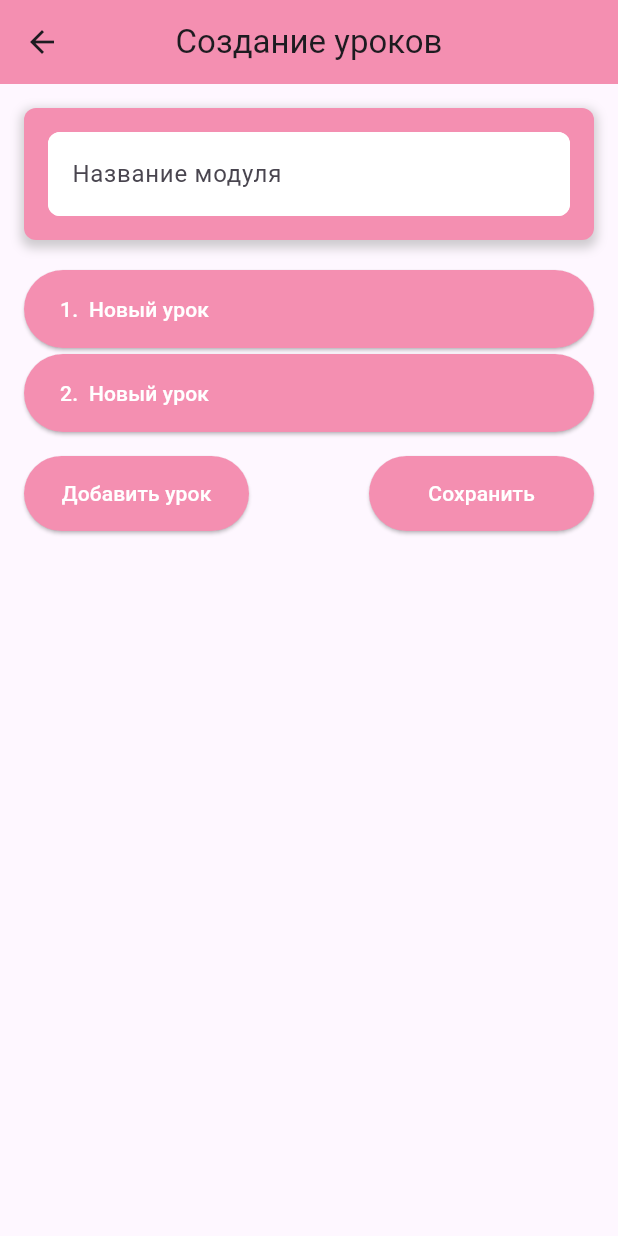
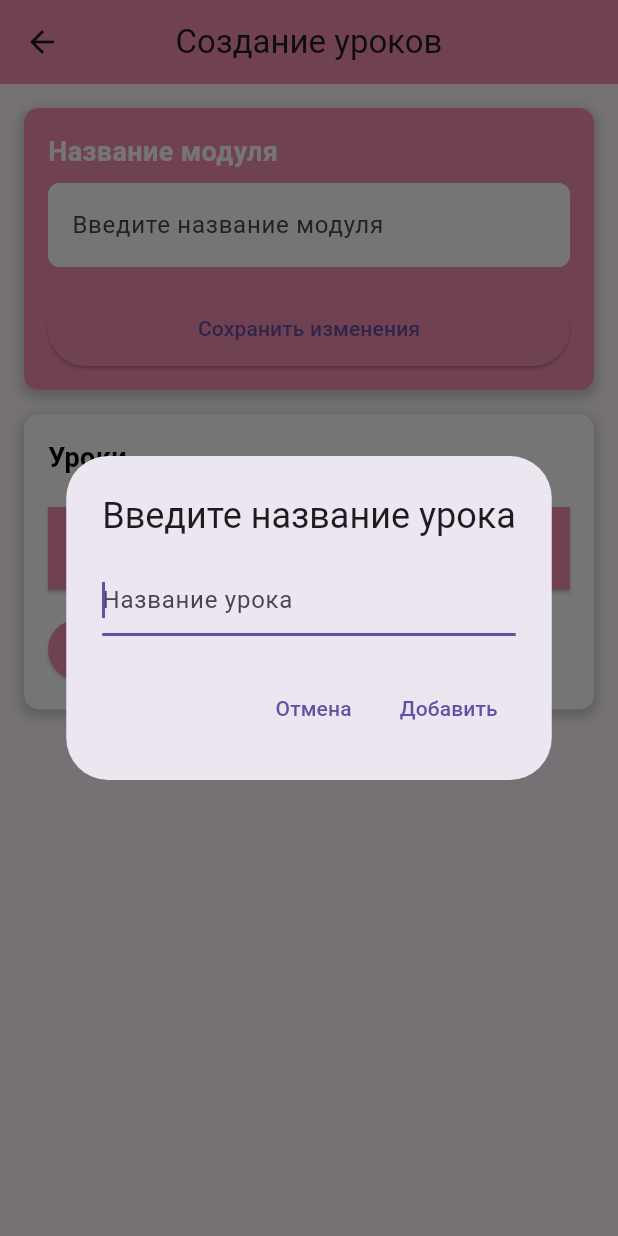
Before and after one commit to bosonhiiggs/MT-Client, a Flutter app: the CreateLessonPage screen opened directly with empty values, after a tap on "Добавить урок", on a phone screen of 412 x 824 dp. Run offline on Flutter 3.47's test engine with Material 3 defaults, Android fonts, the phone set to English and light mode, and no system bars; our stand-ins replace file_picker, image_picker, shared_preferences, video_player; missing offline and left inert: appmetrica_plugin; accounts and stored records are empty.

Commit message:
delete lessons

```diff
--- a/lib/create_courses/create_lessons.dart
+++ b/lib/create_courses/create_lessons.dart
@@ -2,8 +2,6 @@ import 'dart:convert';
 import 'package:flutter/material.dart';
 import 'package:http/http.dart' as http;
 import 'package:shared_preferences/shared_preferences.dart';
-import 'create_lessons_filling.dart';
-import 'create_course_moduels.dart';
 
 class CreateLessonPage extends StatefulWidget {
   final String courseSlug;
@@ -29,7 +27,7 @@ class CreateLessonPage extends StatefulWidget {
 class _CreateLessonPageState extends State<CreateLessonPage> {
   late String _moduleName;
   late TextEditingController _moduleNameController;
-  List<String> _lessons = [];
+  List<Map<String, String>> _lessons = []; // Changed to hold a map with ID and title
 
   String? _sessionId;
   String? _csrfToken;
@@ -39,8 +37,8 @@ class _CreateLessonPageState extends State<CreateLessonPage> {
     super.initState();
     _moduleName = widget.moduleName;
     _moduleNameController = TextEditingController(text: _moduleName);
-    _lessons.add('1. Новый урок');
-    _loadPreferences();  // Load CSRF and session ID
+    _loadPreferences();
+    _loadLessons(); // Load lessons from server or other source
   }
 
   Future<void> _loadPreferences() async {
@@ -51,9 +49,22 @@ class _CreateLessonPageState extends State<CreateLessonPage> {
     });
   }
 
-  Future<bool> _updateModuleTitle(String newTitle) async {
+  Future<void> _loadLessons() async {
+    // Load lessons from your server
+    // Dummy data
+    setState(() {
+      _lessons = [
+        {'id': '1', 'title': 'Новый урок'},
+      ];
+    });
+  }
+
+  Future<void> _updateModuleTitle(String newTitle) async {
     final url = 'http://80.90.187.60:8001/api/mycreations/create/${widget.courseSlug}/modules/${widget.moduleId}';
     final msgJson = json.encode({'title': newTitle});
+
+    print('Updating module title with URL: $url');
+    print('Request body: $msgJson');
 
     final response = await http.patch(
       Uri.parse(url),
@@ -67,13 +78,115 @@ class _CreateLessonPageState extends State<CreateLessonPage> {
 
     final rawData = utf8.decode(response.bodyBytes);
     if (response.statusCode == 200) {
-      print('Название модуля успешно обновлено');
+      print('Module title successfully updated');
+    } else {
+      print('Error updating module title: ${response.statusCode}');
+      print('Response body: $rawData');
+    }
+  }
+
+  Future<void> _saveLessonId(String lessonId) async {
+    SharedPreferences prefs = await SharedPreferences.getInstance();
+    await prefs.setString('lessonId', lessonId);
+  }
+
+  Future<void> _createLesson(String lessonTitle) async {
+    final url = 'http://80.90.187.60:8001/api/mycreations/create/${widget.courseSlug}/modules/${widget.moduleId}';
+    final msgJson = json.encode({'title': lessonTitle});
+
+    print('Creating lesson with URL: $url');
+    print('Request body: $msgJson');
+
+    final response = await http.post(
+      Uri.parse(url),
+      headers: {
+        'Content-Type': 'application/json',
+        'Cookie': 'sessionid=$_sessionId; csrftoken=$_csrfToken',
+        'X-CSRFToken': _csrfToken!,
+      },
+      body: msgJson,
+    );
+
+    final rawData = utf8.decode(response.bodyBytes);
+    print('Raw response data: $rawData');
+
+    if (response.statusCode == 201) {
+      try {
+        final data = json.decode(rawData);
+        final lessonId = data['id'].toString(); // Получаем ID урока из ответа
+        print('Lesson successfully created with ID: $lessonId');
+        await _saveLessonId(lessonId); // Сохраняем ID урока
+
+        setState(() {
+          _lessons.add({'id': lessonId, 'title': lessonTitle});
+        });
+      } catch (e) {
+        print('Error decoding JSON: $e');
+      }
+    } else {
+      print('Error creating lesson: ${response.statusCode}');
+      print('Response body: $rawData');
+    }
+  }
+
+  Future<bool> _deleteLesson(String lessonId, int index) async {
+    final url = 'http://80.90.187.60:8001/api/mycreations/create/${widget.courseSlug}/modules/${widget.moduleId}/$lessonId/';
+
+    print('Deleting lesson with URL: $url');
+
+    final response = await http.delete(
+      Uri.parse(url),
+      headers: {
+        'Content-Type': 'application/json',
+        'Cookie': 'sessionid=$_sessionId; csrftoken=$_csrfToken',
+        'X-CSRFToken': _csrfToken!,
+      },
+    );
+
+    if (response.statusCode == 204) {
+      print('Lesson successfully deleted');
       return true;
     } else {
-      print('Ошибка при обновлении названия модуля: ${response.statusCode}');
-      print('Тело ответа: $rawData');
+      print('Error deleting lesson: ${response.statusCode}');
+      print('Response headers: ${response.headers}');
+      print('Response body: ${utf8.decode(response.bodyBytes)}');
       return false;
     }
+  }
+
+  Future<String?> _showAddLessonDialog(BuildContext context) async {
+    String? lessonTitle;
+    return showDialog<String>(
+      context: context,
+      builder: (context) {
+        return AlertDialog(
+          title: Text('Введите название урока'),
+          content: TextField(
+            autofocus: true,
+            decoration: InputDecoration(
+              hintText: 'Название урока',
+            ),
+            onChanged: (value) {
+              lessonTitle = value;
+            },
+          ),
+          actions: <Widget>[
+            TextButton(
+              onPressed: () {
+                Navigator.of(context).pop();
+              },
+              child: Text('Отмена'),
+            ),
+            TextButton(
+              onPressed: () {
+                Navigator.of(context).pop(lessonTitle);
+              },
+              child: Text('Добавить'),
+            ),
+          ],
+        );
+      },
+    );
   }
 
   @override
@@ -82,26 +195,15 @@ class _CreateLessonPageState extends State<CreateLessonPage> {
     super.dispose();
   }
 
-  void _reindexLessons(int index) {
-    setState(() {
-      _lessons.removeAt(index);
-      for (int i = index; i < _lessons.length; i++) {
-        _lessons[i] = '${i + 1}. ${_lessons[i].split('.').last}';
-      }
-    });
-  }
-
   @override
   Widget build(BuildContext context) {
     return Scaffold(
       appBar: AppBar(
         title: Text('Создание уроков'),
         centerTitle: true,
-        backgroundColor: Color(0xFFF48FB1),
+        backgroundColor: Color(0xFFF48FB1), // Цвет AppBar
       ),
-      body: CustomScrollView(
-        slivers: [
-          SliverToBoxAdapter(
+      body: SingleChildScrollView(
         child: Padding(
           padding: const EdgeInsets.all(16.0),
           child: Column(
@@ -110,8 +212,8 @@ class _CreateLessonPageState extends State<CreateLessonPage> {
               Container(
                 padding: EdgeInsets.all(16.0),
                 decoration: BoxDecoration(
-                      color: Color(0xFFF48FB1),
-                      borderRadius: BorderRadius.circular(8.0),
+                  color: Color(0xFFF48FB1), // Цвет контейнера для модуля
+                  borderRadius: BorderRadius.circular(10.0),
                   boxShadow: [
                     BoxShadow(
                       color: Colors.grey.withOpacity(0.5),
@@ -121,11 +223,22 @@ class _CreateLessonPageState extends State<CreateLessonPage> {
                     ),
                   ],
                 ),
-                    child: TextField(
+                child: Column(
+                  crossAxisAlignment: CrossAxisAlignment.start,
+                  children: [
+                    Text(
+                      'Название модуля',
+                      style: TextStyle(
+                        fontSize: 18,
+                        fontWeight: FontWeight.bold,
+                        color: Colors.white,
+                      ),
+                    ),
+                    SizedBox(height: 8),
+                    TextField(
                       controller: _moduleNameController,
                       decoration: InputDecoration(
-                        hintText: 'Название модуля',
-                        labelStyle: TextStyle(color: Colors.white),
+                        hintText: 'Введите название модуля',
                         filled: true,
                         fillColor: Colors.white,
                         enabledBorder: OutlineInputBorder(
@@ -143,153 +256,152 @@ class _CreateLessonPageState extends State<CreateLessonPage> {
                           _moduleName = value;
                         });
                       },
-                      onSubmitted: (value) {
-                        if (value.isNotEmpty) {
-                          print('Попытка обновления названия модуля: $value');
-                          _updateModuleTitle(value);
+                    ),
+                    SizedBox(height: 16),
+                    ElevatedButton(
+                      onPressed: () {
+                        if (_moduleName.isNotEmpty) {
+                          _updateModuleTitle(_moduleName);
                         } else {
                           print('Название модуля не может быть пустым');
                         }
                       },
+                      child: Text('Сохранить изменения'),
+                      style: ElevatedButton.styleFrom(
+                        backgroundColor: Color(0xFFF48FB1), // Цвет кнопки сохранения
+                        minimumSize: Size(double.infinity, 50),
+                      ),
+                    ),
+                  ],
                 ),
               ),
               SizedBox(height: 16),
-                  for (int index = 0; index < _lessons.length; index++) ... [
+              Container(
+                padding: EdgeInsets.all(16.0),
+                decoration: BoxDecoration(
+                  color: Colors.white, // Цвет контейнера для уроков
+                  borderRadius: BorderRadius.circular(10.0),
+                  boxShadow: [
+                    BoxShadow(
+                      color: Colors.grey.withOpacity(0.5),
+                      spreadRadius: 2,
+                      blurRadius: 5,
+                      offset: Offset(0, 3),
+                    ),
+                  ],
+                ),
+                child: Column(
+                  crossAxisAlignment: CrossAxisAlignment.start,
+                  children: [
+                    Text(
+                      'Уроки',
+                      style: TextStyle(
+                        fontSize: 18,
+                        fontWeight: FontWeight.bold,
+                        color: Colors.black,
+                      ),
+                    ),
+                    SizedBox(height: 16),
+                    for (int index = 0; index < _lessons.length; index++) ...[
                       SizedBox(height: 4),
                       Dismissible(
-                      key: Key(_lessons[index]),
-                      direction: DismissDirection.horizontal,
+                        key: Key(_lessons[index]['id']!), // Unique Key based on lesson ID
+                        direction: DismissDirection.endToStart,
                         background: Container(
-                        alignment: AlignmentDirectional.centerStart,
-                        padding: EdgeInsets.only(left: 16.0),
+                          color: Colors.red,
+                          alignment: Alignment.centerRight,
+                          padding: EdgeInsets.symmetric(horizontal: 20),
+                          child: Icon(
+                            Icons.delete,
                             color: Colors.white,
-                        child: Row(
-                          mainAxisAlignment: MainAxisAlignment.spaceBetween,
-                          children: [
-                            Icon(
-                              Icons.delete,
-                              color: Color(0xFFF48FB1),
-                              size: 24,
-                            ),
-                            SizedBox(width: MediaQuery.of(context).size.width - 120),
-                          ],
                           ),
                         ),
-                      onDismissed: (direction) {
-                        _reindexLessons(index);
+                        onDismissed: (direction) async {
+                          final lessonId = _lessons[index]['id']!;
+                          final lessonTitle = _lessons[index]['title']!;
+                          final removedLesson = _lessons[index]; // Сохраняем удаленный элемент
+
+                          // Удаляем элемент из списка временно
+                          setState(() {
+                            _lessons.removeAt(index);
+                          });
+
+                          final success = await _deleteLesson(lessonId, index); // Выполняем запрос на удаление
+
+                          if (!success) {
+                            // Если запрос не удался, возвращаем элемент обратно
+                            setState(() {
+                              _lessons.insert(index, removedLesson);
+                            });
+
+                            // Показываем пользователю сообщение о неудачном удалении
+                            ScaffoldMessenger.of(context).showSnackBar(
+                              SnackBar(
+                                content: Text('Не удалось удалить урок. Попробуйте еще раз.'),
+                                action: SnackBarAction(
+                                  label: 'ОК',
+                                  onPressed: () {
+                                    // Можно добавить действия по нажатию кнопки
                                   },
-                      child: SizedBox(
-                        width: double.infinity,
+                                ),
+                              ),
+                            );
+                          }
+                        },
                         child: ElevatedButton(
                           child: Padding(
                             padding: const EdgeInsets.symmetric(vertical: 16.0),
                             child: Row(
                               children: [
-                                Text('${_lessons[index].split('.').first}. '),
-                                FittedBox(
-                                  fit: BoxFit.scaleDown,
+                                Text('${index + 1}.'),
+                                SizedBox(width: 8),
+                                Expanded(
                                   child: Text(
-                                    _lessons[index].split('.').last,
-                                    textAlign: TextAlign.left,
+                                    _lessons[index]['title']!,
+                                    style: TextStyle(fontSize: 16),
                                   ),
                                 ),
                               ],
                             ),
                           ),
                           style: ElevatedButton.styleFrom(
-                            foregroundColor: Colors.white,
-                            backgroundColor: Color(0xFFF48FB1),
-                            shape: StadiumBorder(),
+                            backgroundColor: Color(0xFFF48FB1), // Цвет кнопки урока
+                            shape: RoundedRectangleBorder(
+                              borderRadius: BorderRadius.zero,
+                            ),
+                            minimumSize: Size(double.infinity, 50),
                           ),
                           onPressed: () async {
-                            final lessonIndex = int.parse(_lessons[index].split('.').first);
-                            final lessonName = _lessons[index].split('.').last;
-
-                            final updatedLessonData = await Navigator.push(
-                              context,
-                              MaterialPageRoute(
-                                builder: (context) => CreateLessonPage2(
-                                  courseSlug: widget.courseSlug,
-                                  courseDescription: widget.courseDescription,
-                                  courseAbout: widget.courseAbout,
-                                  moduleIndex: widget.moduleIndex,
-                                  moduleName: widget.moduleName,
-                                  moduleId: widget.moduleId,
-                                  lessonIndex: lessonIndex,
-                                  lessonName: lessonName,
-                                ),
-                              ),
-                            ) as LessonData?;
-
-                            if (updatedLessonData != null) {
+                            final updatedLessonName = await _showAddLessonDialog(context);
+                            if (updatedLessonName != null && updatedLessonName.isNotEmpty) {
                               setState(() {
-                                _lessons[index] = '$lessonIndex. ${updatedLessonData.lessonName}';
+                                _lessons[index]['title'] = updatedLessonName;
                               });
                             }
                           },
                         ),
                       ),
+                    ],
+                    SizedBox(height: 16),
+                    ElevatedButton(
+                      onPressed: () async {
+                        final newLessonTitle = await _showAddLessonDialog(context);
+                        if (newLessonTitle != null && newLessonTitle.isNotEmpty) {
+                          await _createLesson(newLessonTitle);
+                        }
+                      },
+                      child: Text('Добавить урок'),
+                      style: ElevatedButton.styleFrom(
+                        backgroundColor: Color(0xFFF48FB1), // Цвет кнопки добавления урока
+                      ),
                     ),
                   ],
-                  SizedBox(height: 16),
-                  Row(
-                    mainAxisAlignment: MainAxisAlignment.spaceBetween,
-                    children: [
-                      ElevatedButton(
-                        child: Text('Добавить урок'),
-                        style: ElevatedButton.styleFrom(
-                          foregroundColor: Colors.white,
-                          backgroundColor: Color(0xFFF48FB1),
-                          shape: RoundedRectangleBorder(
-                            borderRadius: BorderRadius.circular(30.0),
                 ),
-                          minimumSize: Size(150, 50),
-                        ),
-                        onPressed: () {
-                          setState(() {
-                            _lessons.add('${_lessons.length + 1}. Новый урок');
-                          });
-                        },
-                      ),
-                      ElevatedButton(
-                        child: Text('Сохранить'),
-                        style: ElevatedButton.styleFrom(
-                          foregroundColor: Colors.white,
-                          backgroundColor: Color(0xFFF48FB1),
-                          shape: RoundedRectangleBorder(
-                            borderRadius: BorderRadius.circular(30.0),
-                          ),
-                          minimumSize: Size(150, 50),
-                        ),
-                        onPressed: () async {
-                          print('ID модуля при сохранении: ${widget.moduleId}');
-                          if (_moduleName.isNotEmpty) {
-                            final success = await _updateModuleTitle(_moduleName);
-                            if (success) {
-                              Navigator.push(
-                                context,
-                                MaterialPageRoute(
-                                  builder: (context) => CreateCoursePage3(
-                                    courseDescription: widget.courseDescription,
-                                    courseAbout: widget.courseAbout,
-                                    courseName: widget.moduleName,
-                                  ),
-                                ),
-                              );
-                            } else {
-                              print('Ошибка при сохранении изменений.');
-                            }
-                          }
-                        },
-                      ),
-                    ],
               ),
             ],
           ),
         ),
       ),
-        ],
-      ),
     );
   }
 }
```
Lines whose indentation alone changed are shown as unchanged.
